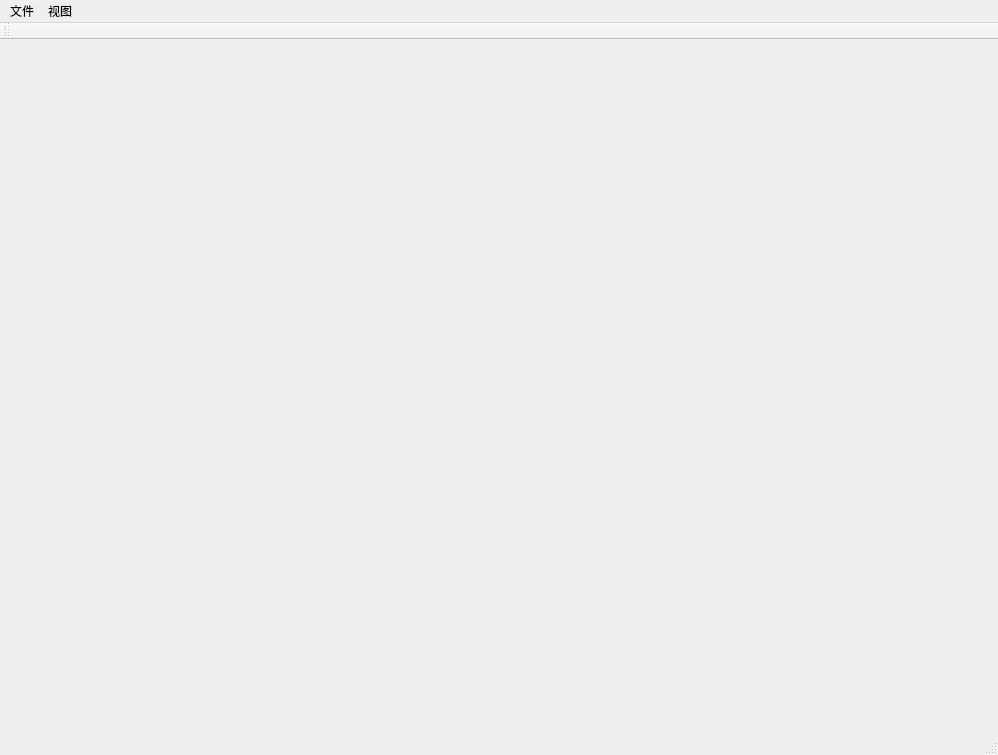
First picture: the form in EasyComputerVisionSystem/ECVS/ecvs.ui, repository ecvs/ECVS, before the edit.
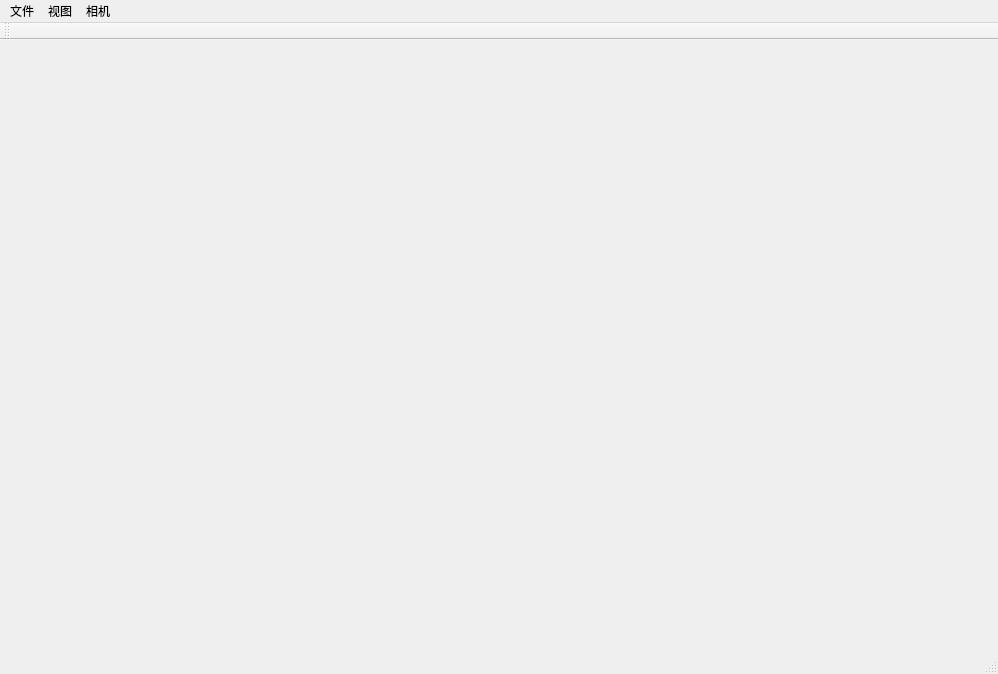
Second picture: the form after the edit.

Diff of the .ui file:
```diff
--- a/EasyComputerVisionSystem/ECVS/ecvs.ui
+++ b/EasyComputerVisionSystem/ECVS/ecvs.ui
@@ -7,7 +7,7 @@
     <x>0</x>
     <y>0</y>
     <width>998</width>
-    <height>755</height>
+    <height>674</height>
    </rect>
   </property>
   <property name="windowTitle">
@@ -35,8 +35,14 @@
      <string>视图</string>
     </property>
    </widget>
+   <widget class="QMenu" name="menuCamera">
+    <property name="title">
+     <string>相机</string>
+    </property>
+   </widget>
    <addaction name="menuFile"/>
    <addaction name="menuView"/>
+   <addaction name="menuCamera"/>
   </widget>
   <widget class="QToolBar" name="mainToolBar">
    <attribute name="toolBarArea">
```
